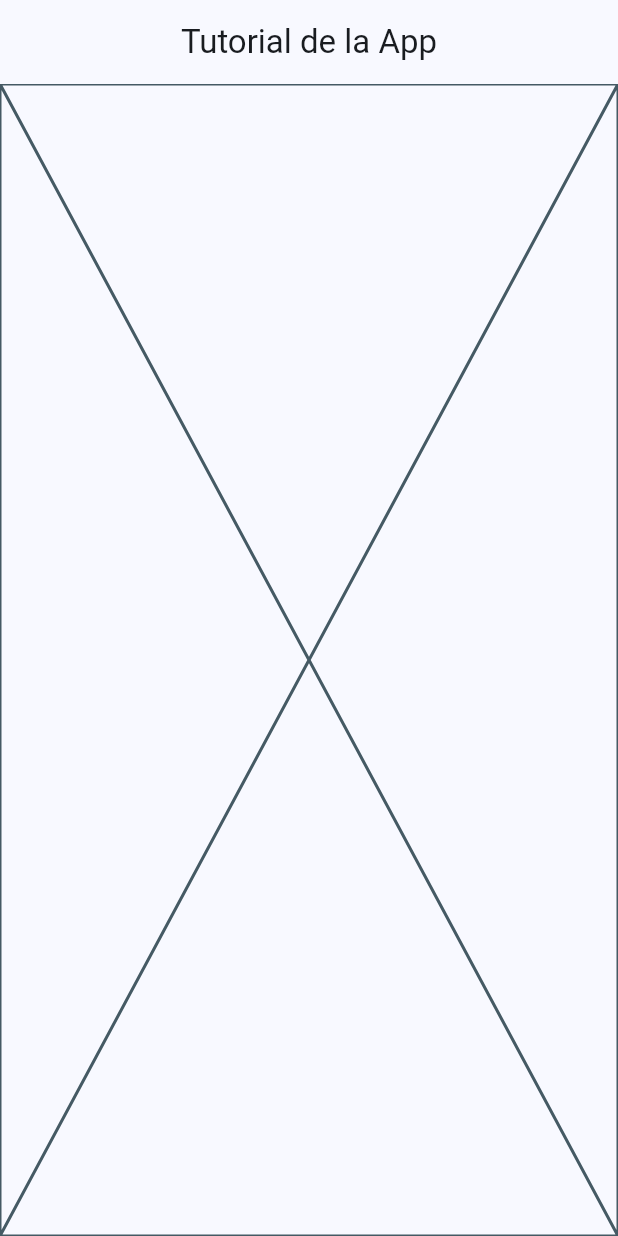
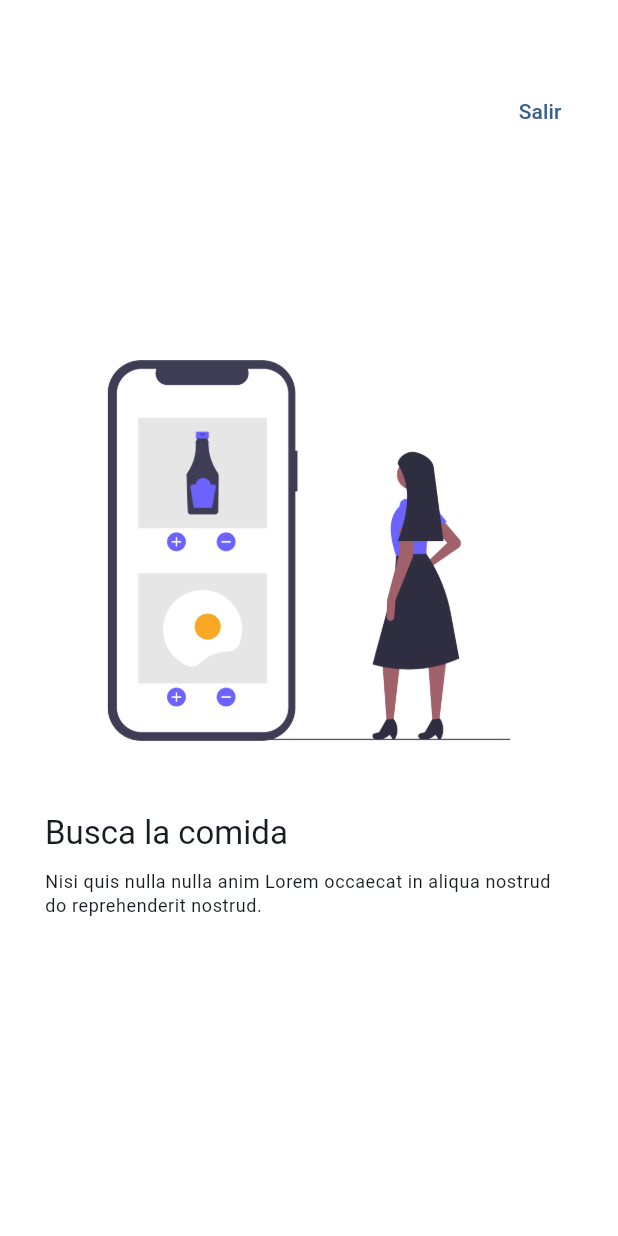
Before and after one commit to FLeiras/widgets_app, a Flutter app: the AppTutorialScreen screen opened by its route, on a phone screen of 412 x 824 dp. Run offline on Flutter 3.47's test engine with Material 2 defaults, Android fonts, the phone set to English and light mode, and no system bars; our stand-ins replace animate_do, go_router.

Commit message:
tutorial finalizado

```diff
--- a/lib/presentation/screens/app_tutorial/app_tutorial_screen.dart
+++ b/lib/presentation/screens/app_tutorial/app_tutorial_screen.dart
@@ -1,14 +1,131 @@
+import 'package:animate_do/animate_do.dart';
 import 'package:flutter/material.dart';
+import 'package:go_router/go_router.dart';
 
-class AppTutorialScreen extends StatelessWidget {
+class SlideInfo {
+  final String title;
+  final String caption;
+  final String imageUrl;
+
+  SlideInfo(this.title, this.caption, this.imageUrl);
+}
+
+final slides = <SlideInfo>[
+  SlideInfo(
+      'Busca la comida',
+      'Nisi quis nulla nulla anim Lorem occaecat in aliqua nostrud do reprehenderit nostrud.',
+      'assets/Images/1.png'),
+  SlideInfo(
+      'Busca la comida',
+      'Minim minim culpa cillum anim ea duis dolor non cillum incididunt.',
+      'assets/Images/2.png'),
+  SlideInfo(
+      'Busca la comida',
+      'Commodo mollit dolor consequat voluptate labore excepteur consequat aliquip consequat aliquip eiusmod consequat do.',
+      'assets/Images/3.png')
+];
+
+class AppTutorialScreen extends StatefulWidget {
   const AppTutorialScreen({Key? key}) : super(key: key);
+
+  @override
+  State<AppTutorialScreen> createState() => _AppTutorialScreenState();
+}
+
+class _AppTutorialScreenState extends State<AppTutorialScreen> {
+  final PageController pageviewController = PageController();
+  bool endReached = false;
+
+  @override
+  void initState() {
+    super.initState();
+    pageviewController.addListener(() {
+      final page = pageviewController.page ?? 0;
+      if (!endReached && page >= (slides.length - 1.5)) {
+        setState(() {
+          endReached = true;
+        });
+      }
+    });
+  }
+
+  @override
+  void dispose() {
+    pageviewController.dispose();
+    super.dispose();
+  }
 
   @override
   Widget build(BuildContext context) {
     return Scaffold(
-        appBar: AppBar(
-          title: const Text('Tutorial de la App'),
-        ),
-        body: const Placeholder());
+      backgroundColor: Colors.white,
+      body: Stack(
+        children: [
+          PageView(
+            controller: pageviewController,
+            physics: const BouncingScrollPhysics(),
+            children: slides
+                .map((slideData) => _Slide(
+                    title: slideData.title,
+                    caption: slideData.caption,
+                    imageUrl: slideData.imageUrl))
+                .toList(),
+          ),
+          Positioned(
+              right: 20,
+              top: 50,
+              child: TextButton(
+                  onPressed: () => context.pop(), child: const Text('Salir'))),
+          endReached
+              ? Positioned(
+                  bottom: 30,
+                  right: 30,
+                  child: FadeInRight(
+                    from: 15,
+                    delay: const Duration(seconds: 1),
+                    child: FilledButton(
+                        onPressed: () => context.pop(),
+                        child: const Text('Comenzar')),
+                  ))
+              : const SizedBox()
+        ],
+      ),
+    );
   }
 }
+
+class _Slide extends StatelessWidget {
+  final String title;
+  final String caption;
+  final String imageUrl;
+
+  const _Slide(
+      {required this.title, required this.caption, required this.imageUrl});
+
+  @override
+  Widget build(BuildContext context) {
+    final titleStyle = Theme.of(context).textTheme.titleLarge;
+    final captionStyle = Theme.of(context).textTheme.bodySmall;
+
+    return Padding(
+      padding: const EdgeInsets.symmetric(horizontal: 30),
+      child: Column(
+        mainAxisAlignment: MainAxisAlignment.center,
+        crossAxisAlignment: CrossAxisAlignment.start,
+        children: [
+          Image(image: AssetImage(imageUrl)),
+          const SizedBox(height: 20),
+          Text(
+            title,
+            style: titleStyle,
+          ),
+          const SizedBox(height: 10),
+          Text(
+            caption,
+            style: captionStyle,
+          ),
+        ],
+      ),
+    );
+  }
+}
--- a/pubspec.yaml
+++ b/pubspec.yaml
@@ -7,6 +7,7 @@ environment:
   sdk: ">=3.0.3 <4.0.0"
 
 dependencies:
+  animate_do: ^3.0.2
   flutter:
     sdk: flutter
   go_router: ^8.0.5
@@ -19,5 +20,5 @@ dev_dependencies:
 flutter:
   uses-material-design: true
 
-assets:
-  - assets/images/
+  assets:
+    - assets/Images/
```
Also changed, not shown: pubspec.lock.
